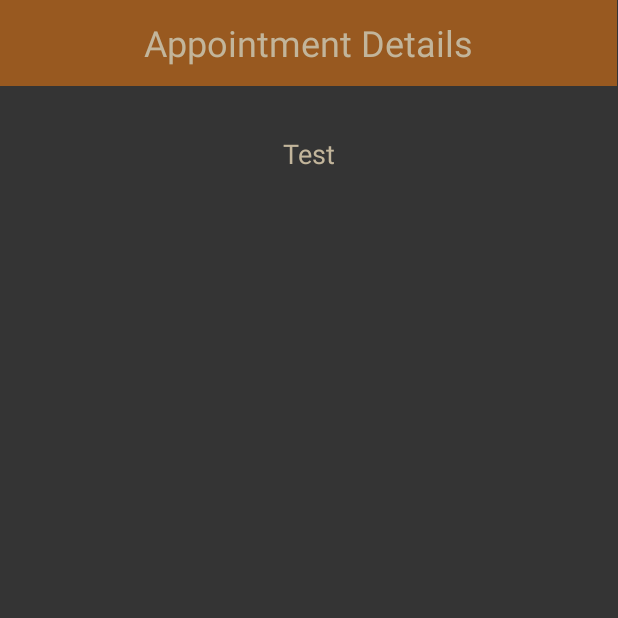
After one commit to hewayman/barbershop_app, an Android app: the ConfirmationActivity screen opened directly, with no data from a screen before it, on a phone screen of 412 x 824 dp, the top half of it. The commit adds this screen. Run offline under Robolectric (Android 15) with nearby library versions, the phone set to English and light mode, and no system bars.

Commit message:
adding confirmation page

```diff
--- a/app/src/main/AndroidManifest.xml
+++ b/app/src/main/AndroidManifest.xml
@@ -12,7 +12,7 @@
         <activity android:name=".UserHomeActivity" />
         <activity android:name=".CalendarActivity" />
         <activity android:name=".UserRegistration" />
-        <activity android:name=".DataBaseHelper" />
+        <activity android:name=".ConfirmationActivity" />
         <activity android:name=".MainActivity">
             <intent-filter>
                 <action android:name="android.intent.action.MAIN" />
--- /dev/null
+++ b/app/src/main/java/com/murach/barbershop/ConfirmationActivity.java
@@ -0,0 +1,19 @@
+package com.murach.barbershop;
+
+import android.os.Bundle;
+import android.widget.TextView;
+
+import androidx.appcompat.app.AppCompatActivity;
+
+public class ConfirmationActivity extends AppCompatActivity {
+
+    private TextView dateConfirmation;
+
+    @Override
+    protected void onCreate(Bundle savedInstanceState) {
+        super.onCreate(savedInstanceState);
+        setContentView(R.layout.confirmation_page);
+        dateConfirmation = (TextView) findViewById(R.id.dateConfirmation);
+        dateConfirmation.setText("Test");
+    }
+}
--- /dev/null
+++ b/app/src/main/res/layout/confirmation_page.xml
@@ -0,0 +1,36 @@
+<?xml version="1.0" encoding="utf-8"?>
+<androidx.constraintlayout.widget.ConstraintLayout xmlns:android="http://schemas.android.com/apk/res/android"
+    xmlns:app="http://schemas.android.com/apk/res-auto"
+    xmlns:tools="http://schemas.android.com/tools"
+    android:layout_width="match_parent"
+    android:layout_height="match_parent"
+    android:background="#343434">
+
+    <TextView
+        android:id="@+id/confirmationHeader"
+        android:layout_width="411dp"
+        android:layout_height="57dp"
+        android:background="#985920"
+        android:gravity="center"
+        android:text="@string/appt_confirmation"
+        android:textColor="#C2B59B"
+        android:textSize="24sp"
+        app:layout_constraintEnd_toEndOf="parent"
+        app:layout_constraintHorizontal_bias="0.0"
+        app:layout_constraintStart_toStartOf="parent"
+        app:layout_constraintTop_toTopOf="parent" />
+
+    <TextView
+        android:id="@+id/dateConfirmation"
+        android:layout_width="128dp"
+        android:layout_height="42dp"
+        android:layout_marginTop="24dp"
+        android:gravity="center"
+        android:textColor="#C2B59B"
+        android:textSize="18sp"
+        app:layout_constraintEnd_toEndOf="parent"
+        app:layout_constraintHorizontal_bias="0.498"
+        app:layout_constraintStart_toStartOf="parent"
+        app:layout_constraintTop_toBottomOf="@+id/confirmationHeader" />
+
+</androidx.constraintlayout.widget.ConstraintLayout>
--- a/app/src/main/res/values/strings.xml
+++ b/app/src/main/res/values/strings.xml
@@ -20,6 +20,8 @@
     <string name="login_text">Click here to login</string>
     <string name="username_text">Username</string>
     <string name="phone">Phone</string>
+    <string name="next">Next</string>
+    <string name="appt_confirmation">Appointment Details</string>
 
     <string-array name="barber_array">
         <item>Paul</item>
```
Also changed, not shown: app/src/main/java/com/murach/barbershop/BarberModel.java (renamed from app/src/main/java/com/murach/barbershop/UserModel.java, +9 -7 lines), app/src/main/java/com/murach/barbershop/CalendarActivity.java (+18 -1 lines), app/src/main/java/com/murach/barbershop/DataBaseHelper.java (+26 -88 lines), app/src/main/java/com/murach/barbershop/MainActivity.java (+39 -2 lines), app/src/main/java/com/murach/barbershop/UserRegistration.java (+15 -13 lines), app/src/main/res/layout/activity_main.xml (+12 -0 lines), app/src/main/res/layout/calendar.xml (+27 -46 lines).
